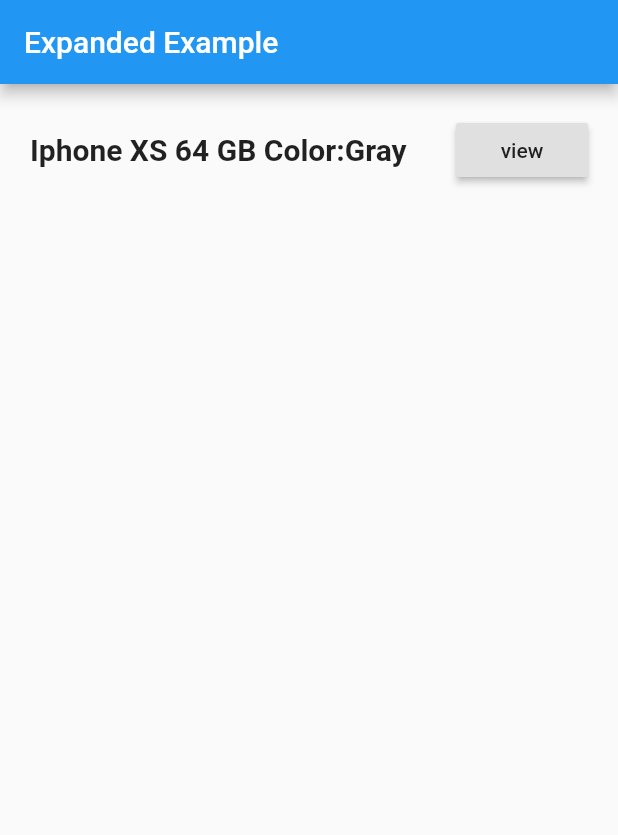
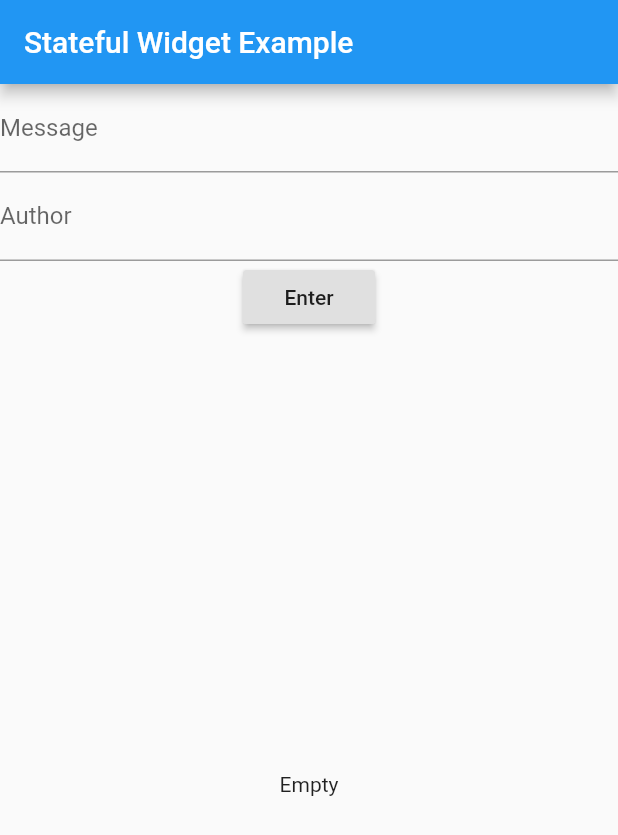
Before and after one commit to nii-ne/myapp, a Flutter app: the screen it shows after launch, on a phone screen of 412 x 824 dp. Shown: the top 835 px of the screen. Run offline on Flutter 3.47's test engine with Material 2 defaults, Android fonts, the phone set to English and light mode, and no system bars.

Commit message:
set card list

```diff
--- a/lib/main.dart
+++ b/lib/main.dart
@@ -6,32 +6,95 @@ class MyApp extends StatelessWidget {
   @override
   Widget build(BuildContext context) {
     return MaterialApp(
-      title: "Expanded",
-      home: Scaffold(
-        appBar: AppBar(
-          title: Text("Expanded Example"),
-        ),
-        body: Padding(
-          padding: EdgeInsets.all(20),
-          child: Row(
+      title: "Stateful Widget",
+      home: HomePage(),
+    );
+  }
+}
+
+class HomePage extends StatefulWidget {
+  @override
+  _HomePageState createState() => _HomePageState();
+}
+
+class _HomePageState extends State<HomePage> {
+  final _formkey = GlobalKey<FormState>();
+  String _inputMessage;
+  String _inputAuthor;
+  List<Record> lists = [];
+  @override
+  Widget build(BuildContext context) {
+    return Scaffold(
+      appBar: AppBar(
+        title: Text("Stateful Widget Example"),
+      ),
+      body: Column(children: <Widget>[
+        Form(
+          key: _formkey,
+          child: Column(
             children: <Widget>[
-              Expanded(
-                  child: Container(
-                child: Text(
-                  "Iphone XS 64 GB Color:Gray",
-                  style: TextStyle(fontWeight: FontWeight.w600, fontSize: 20),
-                ),
-              )),
-              Container(
-                child: RaisedButton(
-                  onPressed: () {},
-                  child: Text("view"),
-                ),
-              )
+              TextFormField(
+                decoration: InputDecoration(labelText: 'Message'),
+                onSaved: (String value) {
+                  _inputMessage = value;
+                },
+              ),
+              TextFormField(
+                decoration: InputDecoration(labelText: 'Author'),
+                onSaved: (String value) {
+                  _inputAuthor = value;
+                },
+              ),
+              RaisedButton(
+                onPressed: () {
+                  _formkey.currentState.save();
+                  setState(() {
+                    lists.insert(0, Record(_inputMessage, _inputAuthor));
+                  });
+                  print(_inputMessage);
+                  _formkey.currentState.reset();
+                },
+                child: Text("Enter"),
+              ),
             ],
           ),
         ),
+        Expanded(
+          child: lists.length == 0
+              ? Center(
+                  child: Text('Empty'),
+                )
+              : ListView.builder(
+                  itemCount: lists.length,
+                  itemBuilder: (BuildContext context, int index) {
+                    return RecordCard(
+                        lists[index].message, lists[index].author);
+                  },
+                ),
+        ),
+      ]),
+    );
+  }
+}
+
+class RecordCard extends StatelessWidget {
+  final String _message;
+  final String _author;
+  const RecordCard(this._message, this._author, {Key key}) : super(key: key);
+  @override
+  Widget build(BuildContext context) {
+    return Card(
+      margin: EdgeInsets.all(8),
+      elevation: 8,
+      child: Column(
+        children: <Widget>[Text(_message, style: TextStyle(fontSize: 25),), Text(_author,style: TextStyle(fontStyle: FontStyle.italic),)],
       ),
     );
   }
 }
+
+class Record {
+  final String message;
+  final String author;
+  Record(this.message, this.author);
+}
```
